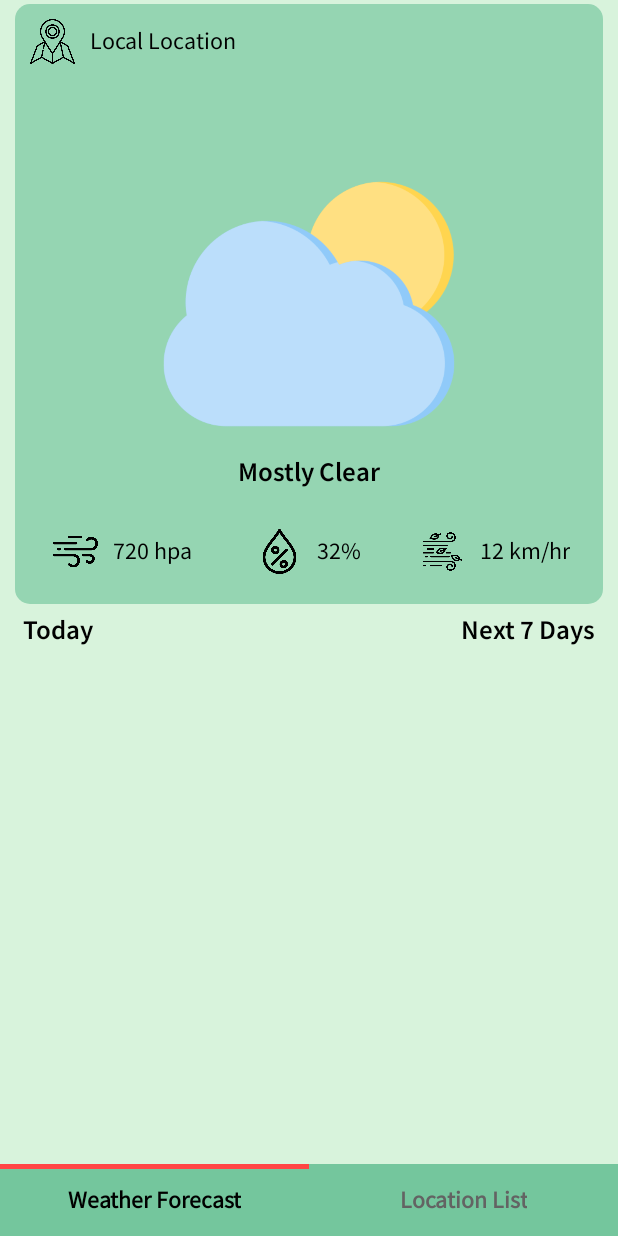
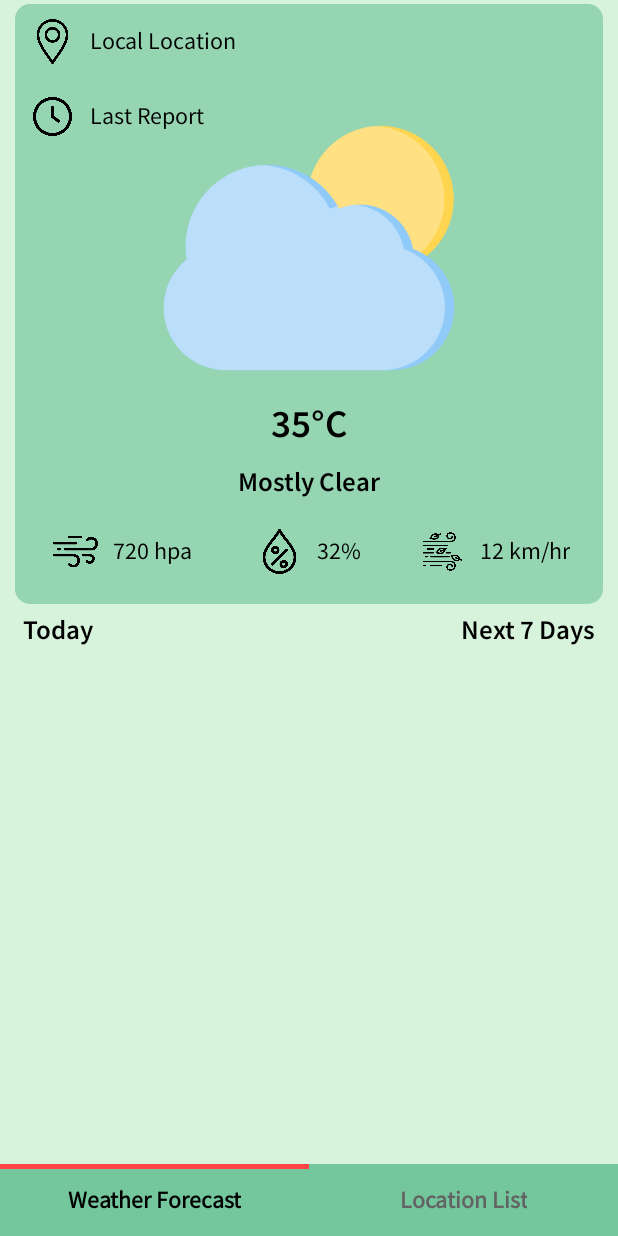
Before and after one commit to Mak7293/WeatherApp, an Android app: the screen it shows after launch (MainActivity), on a phone screen of 412 x 824 dp. Run offline under Robolectric (Android 15) with nearby library versions, the phone set to English and light mode, and no system bars; our stand-ins replace Dagger/Hilt's generated code, RxJava; 3 statements that could not run were skipped.

Commit message:
update weather fragment with last day data done.

```diff
--- a/app/build.gradle
+++ b/app/build.gradle
@@ -65,5 +65,7 @@ dependencies {
     implementation "io.reactivex.rxjava3:rxjava:3.1.5"
     //RxAndroid
     implementation 'io.reactivex.rxjava3:rxandroid:3.0.2'
+    //rx to liveData
+    implementation 'androidx.lifecycle:lifecycle-reactivestreams:2.5.1'
 
 }
--- a/app/src/main/AndroidManifest.xml
+++ b/app/src/main/AndroidManifest.xml
@@ -2,9 +2,14 @@
 <manifest xmlns:android="http://schemas.android.com/apk/res/android"
     xmlns:tools="http://schemas.android.com/tools">
 
+    <uses-permission android:name="android.permission.INTERNET"/>
+    <uses-permission android:name="android.permission.ACCESS_FINE_LOCATION"/>
+    <uses-permission android:name="android.permission.ACCESS_COARSE_LOCATION"/>
+
     <application
         android:name=".WeatherApp"
         android:allowBackup="true"
+        android:usesCleartextTraffic="true"
         android:dataExtractionRules="@xml/data_extraction_rules"
         android:fullBackupContent="@xml/backup_rules"
         android:icon="@mipmap/ic_launcher"
--- a/app/src/main/java/com/example/weatherapp/domin/location/LocationTracker.java
+++ b/app/src/main/java/com/example/weatherapp/domin/location/LocationTracker.java
@@ -4,7 +4,9 @@ import android.location.Location;
 
 import androidx.annotation.Nullable;
 
+import java.util.HashMap;
+
 public interface LocationTracker {
 
-    abstract @Nullable Location getCurrentLocation();
+    abstract @Nullable HashMap<String,Double> getCurrentLocation() throws InterruptedException;
 }
--- a/app/src/main/java/com/example/weatherapp/domin/weather/WeatherData.java
+++ b/app/src/main/java/com/example/weatherapp/domin/weather/WeatherData.java
@@ -8,14 +8,14 @@ public class WeatherData {
     public double pressure;
     public double windSpeed;
     public double humidity;
-    public double weatherType;
+    public WeatherType weatherType;
     public WeatherData(
             LocalDateTime time,
             double temperatureCelsius,
             double pressure,
             double windSpeed,
             double humidity,
-            double weatherType
+            WeatherType weatherType
     ){
         this.time = time;
         this.temperatureCelsius = temperatureCelsius;
--- a/app/src/main/java/com/example/weatherapp/domin/weather/WeatherInfo.java
+++ b/app/src/main/java/com/example/weatherapp/domin/weather/WeatherInfo.java
@@ -6,9 +6,9 @@ import java.util.HashMap;
 import java.util.List;
 
 public class WeatherInfo {
-    HashMap<Integer, List<WeatherData>> weatherDataPerDay;
+    public HashMap<Integer, List<WeatherData>> weatherDataPerDay;
     @Nullable
-    WeatherData currentWeatherData;
+    public WeatherData currentWeatherData;
     public WeatherInfo(
             HashMap<Integer, List<WeatherData>> weatherDataPerDay,
             @Nullable WeatherData currentWeatherData
--- a/app/src/main/java/com/example/weatherapp/presentation/WeatherState.java
+++ b/app/src/main/java/com/example/weatherapp/presentation/WeatherState.java
@@ -6,11 +6,11 @@ import com.example.weatherapp.domin.weather.WeatherInfo;
 
 public class WeatherState {
     @Nullable
-    WeatherInfo weatherInfo;
+    public WeatherInfo weatherInfo;
     @Nullable
-    Boolean isLoading;
+    public Boolean isLoading;
     @Nullable
-    String error;
+    public String error;
     public WeatherState(
             @Nullable WeatherInfo weatherInfo,
             @Nullable Boolean isLoading,
--- a/app/src/main/java/com/example/weatherapp/presentation/fragment/WeatherFragment.java
+++ b/app/src/main/java/com/example/weatherapp/presentation/fragment/WeatherFragment.java
@@ -2,16 +2,26 @@ package com.example.weatherapp.presentation.fragment;
 
 import android.os.Bundle;
 
+import androidx.activity.result.ActivityResultCallback;
+import androidx.activity.result.ActivityResultLauncher;
+import androidx.activity.result.contract.ActivityResultContracts;
 import androidx.annotation.NonNull;
 import androidx.annotation.Nullable;
+import androidx.core.content.ContextCompat;
 import androidx.fragment.app.Fragment;
+import androidx.lifecycle.Observer;
+import androidx.lifecycle.ViewModelProvider;
 
+import android.util.Log;
 import android.view.LayoutInflater;
 import android.view.View;
 import android.view.ViewGroup;
 
-import com.example.weatherapp.R;
 import com.example.weatherapp.databinding.FragmentWeatherBinding;
+import com.example.weatherapp.presentation.WeatherState;
+import com.example.weatherapp.presentation.WeatherViewModel;
+
+import java.util.Map;
 
 
 public class WeatherFragment extends Fragment {
@@ -21,6 +31,18 @@ public class WeatherFragment extends Fragment {
     public WeatherFragment() {
         // Required empty public constructor
     }
+
+    private WeatherViewModel viewModel;
+    private WeatherState _weatherState;
+
+    private ActivityResultLauncher<String[]> permissionLauncher = registerForActivityResult(
+            new ActivityResultContracts.RequestMultiplePermissions()
+            ,new ActivityResultCallback<Map<String, Boolean>>() {
+                @Override
+                public void onActivityResult(Map<String, Boolean> result) {
+                    viewModel.loadWeatherInfo();
+                }
+            });
 
     @Override
     public View onCreateView(LayoutInflater inflater, ViewGroup container,
@@ -32,6 +54,42 @@ public class WeatherFragment extends Fragment {
     @Override
     public void onViewCreated(@NonNull View view, @Nullable Bundle savedInstanceState) {
         super.onViewCreated(view, savedInstanceState);
+
+        viewModel = new ViewModelProvider(requireActivity()).get(WeatherViewModel.class);
+        observeLiveData();
+        permissionLauncher.launch(new String[]{
+                android.Manifest.permission.ACCESS_FINE_LOCATION,
+                android.Manifest.permission.ACCESS_COARSE_LOCATION
+        });
+
+    }
+    private void observeLiveData(){
+        viewModel.state.observe(getViewLifecycleOwner(), new Observer<WeatherState>() {
+            @Override
+            public void onChanged(WeatherState weatherState) {
+                Log.d("observe", weatherState.weatherInfo.toString());
+                if(weatherState.weatherInfo != null){
+                    _weatherState = weatherState;
+                    setupWeatherUi();
+                }else{
+                    Log.d("error","!!!");
+                }
+            }
+        });
+    }
+    private void setupWeatherUi(){
+        binding.tvPressure.setText(_weatherState.weatherInfo.currentWeatherData.pressure+" hpa");
+        binding.tvHumidity.setText(_weatherState.weatherInfo.currentWeatherData.humidity+ " %");
+        binding.tvWind.setText(_weatherState.weatherInfo.currentWeatherData.windSpeed+ " km/hr");
+        binding.tvWeatherState.setText(
+                _weatherState.weatherInfo.currentWeatherData.weatherType.weatherDesc
+        );
+        binding.ivWeatherState.setImageDrawable(
+                ContextCompat.getDrawable(requireContext(),
+                        _weatherState.weatherInfo.currentWeatherData.weatherType.iconRes)
+        );
+        binding.tvWeatherTemprature.setText(
+                _weatherState.weatherInfo.currentWeatherData.temperatureCelsius + " °C");
     }
 
     @Override
--- a/app/src/main/res/layout/fragment_weather.xml
+++ b/app/src/main/res/layout/fragment_weather.xml
@@ -21,11 +21,13 @@
             android:src="@drawable/ic_partly_cloudly"
             android:layout_width="200dp"
             android:layout_height="200dp"
+            android:layout_marginBottom="75dp"
             app:layout_constraintTop_toTopOf="parent"
             app:layout_constraintStart_toStartOf="parent"
             app:layout_constraintEnd_toEndOf="parent"
             app:layout_constraintBottom_toBottomOf="parent" />
         <LinearLayout
+            android:id="@+id/ll_location"
             android:layout_width="wrap_content"
             android:layout_height="wrap_content"
             android:orientation="horizontal"
@@ -50,6 +52,43 @@
                 android:fontFamily="@font/regular"
                 android:textColor="@color/black"/>
         </LinearLayout>
+        <LinearLayout
+            android:id="@+id/ll_time"
+            android:layout_width="wrap_content"
+            android:layout_height="wrap_content"
+            android:orientation="horizontal"
+            android:padding="10dp"
+            android:gravity="center"
+            app:layout_constraintTop_toBottomOf="@+id/ll_location"
+            app:layout_constraintStart_toStartOf="parent">
+            <ImageView
+                android:src="@drawable/ic_clock"
+                android:padding="2dp"
+                android:layout_width="30dp"
+                android:layout_height="30dp"
+                app:layout_constraintTop_toTopOf="parent"
+                app:layout_constraintStart_toStartOf="parent"
+                app:layout_constraintEnd_toEndOf="parent"
+                app:layout_constraintBottom_toBottomOf="parent"
+                android:layout_marginEnd="10dp"/>
+            <TextView
+                android:layout_width="wrap_content"
+                android:layout_height="wrap_content"
+                android:text="Last Report"
+                android:textSize="16sp"
+                android:fontFamily="@font/regular"
+                android:textColor="@color/black"/>
+        </LinearLayout>
+        <TextView
+            android:id="@+id/tv_weather_temprature"
+            android:layout_width="match_parent"
+            android:layout_height="wrap_content"
+            android:text="35°C"
+            android:gravity="center"
+            android:textSize="26sp"
+            app:layout_constraintTop_toBottomOf ="@+id/iv_weather_state"
+            android:fontFamily="@font/semi_bold"
+            android:textColor="@color/black"/>
         <TextView
             android:id="@+id/tv_weather_state"
             android:layout_width="match_parent"
@@ -57,7 +96,8 @@
             android:text="Mostly Clear"
             android:gravity="center"
             android:textSize="18sp"
-            app:layout_constraintTop_toBottomOf ="@+id/iv_weather_state"
+            android:layout_marginTop="10dp"
+            app:layout_constraintTop_toBottomOf ="@id/tv_weather_temprature"
             android:fontFamily="@font/semi_bold"
             android:textColor="@color/black"/>
         <LinearLayout
```
Also changed, not shown: app/src/main/java/com/example/weatherapp/data/location/DefaultLocationTracker.java (+89 -43 lines), app/src/main/java/com/example/weatherapp/data/mappers/WeatherMappers.java (+8 -3 lines), app/src/main/java/com/example/weatherapp/data/remote/WeatherApi.java (+8 -2 lines), app/src/main/java/com/example/weatherapp/data/repository/WeatherRepositoryImpl.java (+74 -4 lines), app/src/main/java/com/example/weatherapp/di/AppModule.java (+15 -3 lines), app/src/main/java/com/example/weatherapp/domin/util/Utility.java (+7 -0 lines), app/src/main/java/com/example/weatherapp/domin/weather/WeatherType.java (+32 -30 lines), app/src/main/java/com/example/weatherapp/presentation/MainActivity.java (+13 -0 lines), app/src/main/java/com/example/weatherapp/presentation/WeatherViewModel.java (+42 -30 lines), app/src/main/res/drawable/ic_clock.png (added), app/src/main/res/drawable/ic_location.png.
